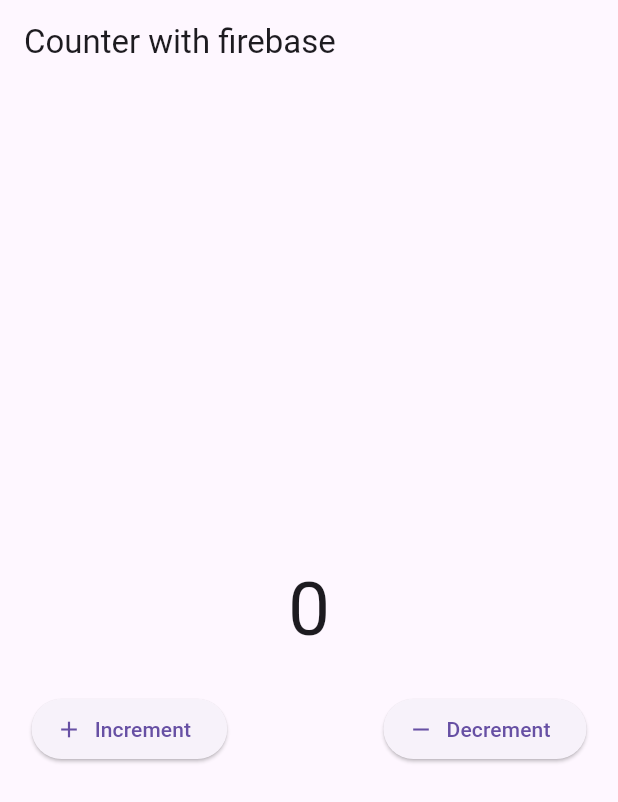
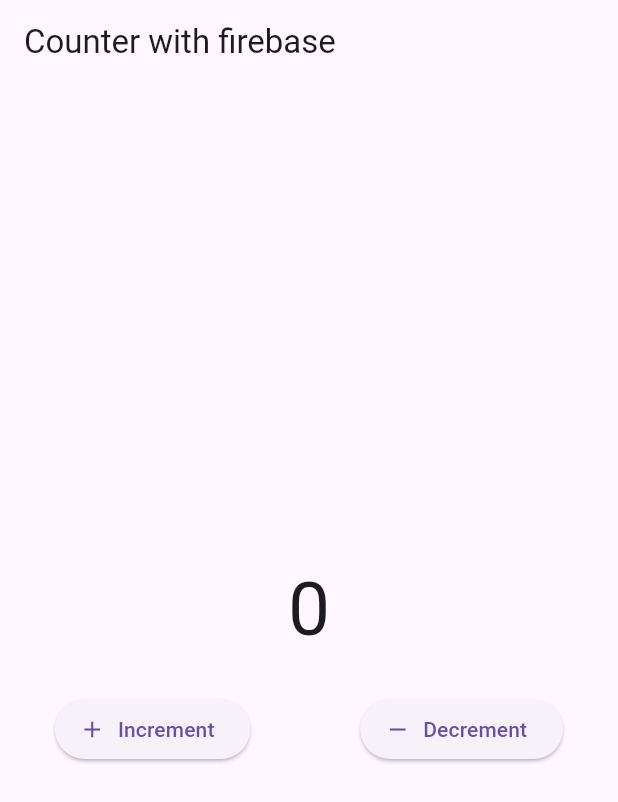
Before and after one commit to 3shmawi/new-3c-directories, a Flutter app: the screen it shows after launch, on a phone screen of 412 x 824 dp. Shown: the top 802 px of the screen. Run offline on Flutter 3.47's test engine with Material 3 defaults, Android fonts, the phone set to English and light mode, and no system bars; our stand-ins replace cloud_firestore, firebase_core; accounts and stored records are empty.

Commit message:
init firebase & counter example

```diff
--- a/lib/counter_view.dart
+++ b/lib/counter_view.dart
@@ -85,7 +85,6 @@ class _CounterViewState extends State<CounterView> {
                 label: Text("Increment"),
                 icon: Icon(Icons.add),
               ),
-              SizedBox(width: 20),
               ElevatedButton.icon(
                 onPressed: _decrementCounter,
                 label: Text("Decrement"),
```
Also changed, not shown: 1 other file.
